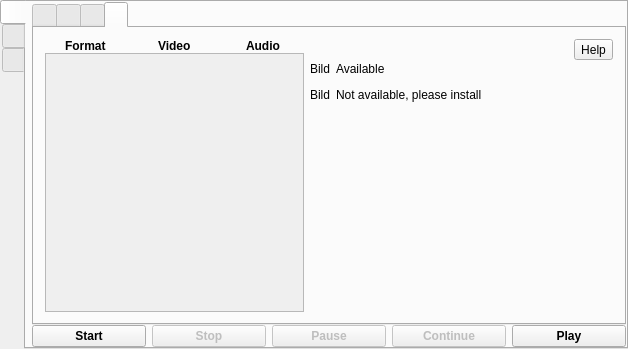
vkohaupt/vokoscreenNG, file mainwindow.ui: the form before one commit.
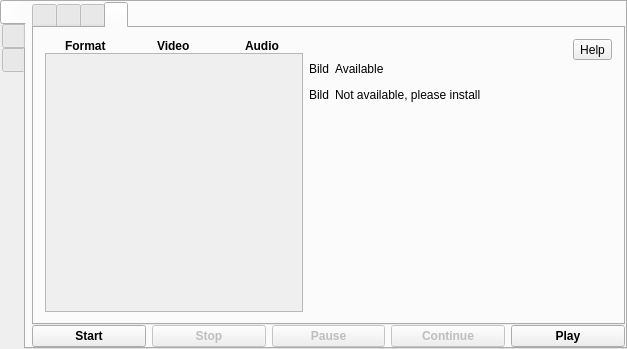
The form after the commit. The open tabs and pages were chosen to show the change.

The edit to the form file:
```diff
--- a/mainwindow.ui
+++ b/mainwindow.ui
@@ -6,7 +6,7 @@
    <rect>
     <x>0</x>
     <y>0</y>
-    <width>628</width>
+    <width>627</width>
     <height>349</height>
    </rect>
   </property>
@@ -87,6 +87,9 @@
             <height>48</height>
            </size>
           </property>
+          <property name="usesScrollButtons">
+           <bool>false</bool>
+          </property>
           <widget class="QWidget" name="tabScreen">
            <attribute name="title">
             <string notr="true"/>
@@ -566,8 +569,8 @@
                   <rect>
                    <x>0</x>
                    <y>0</y>
-                   <width>247</width>
-                   <height>266</height>
+                   <width>246</width>
+                   <height>232</height>
                   </rect>
                  </property>
                  <layout class="QGridLayout" name="gridLayoutAvailable">
```
Left out of the diff: 4 changed lines with no effect on the pictures.
